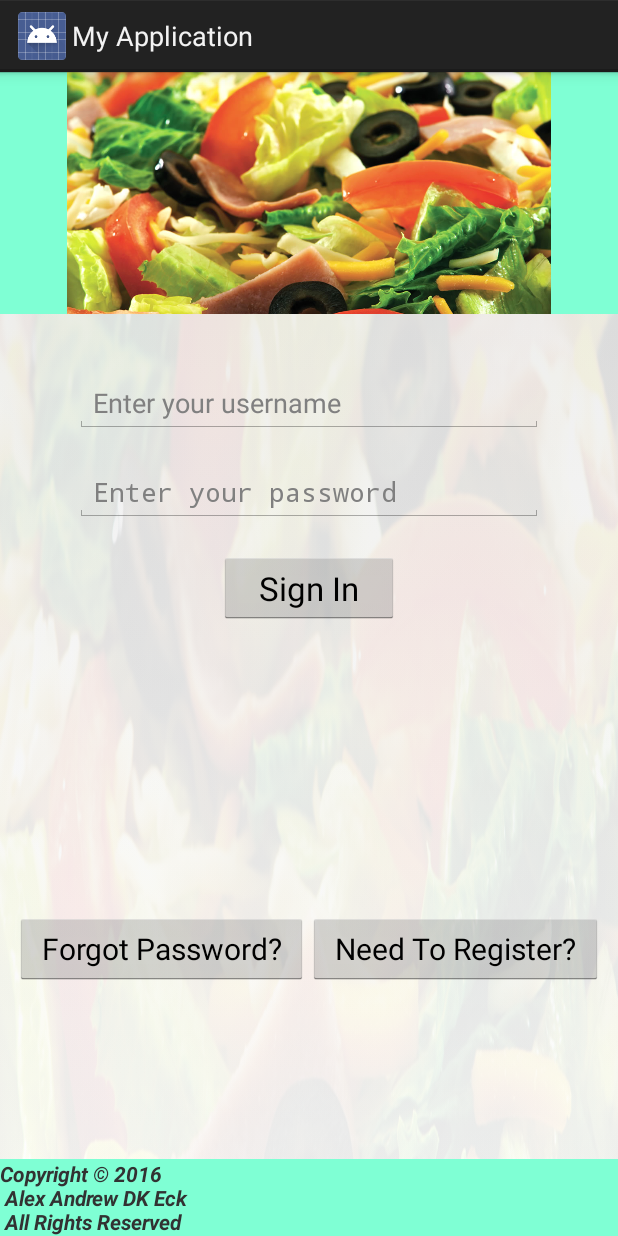
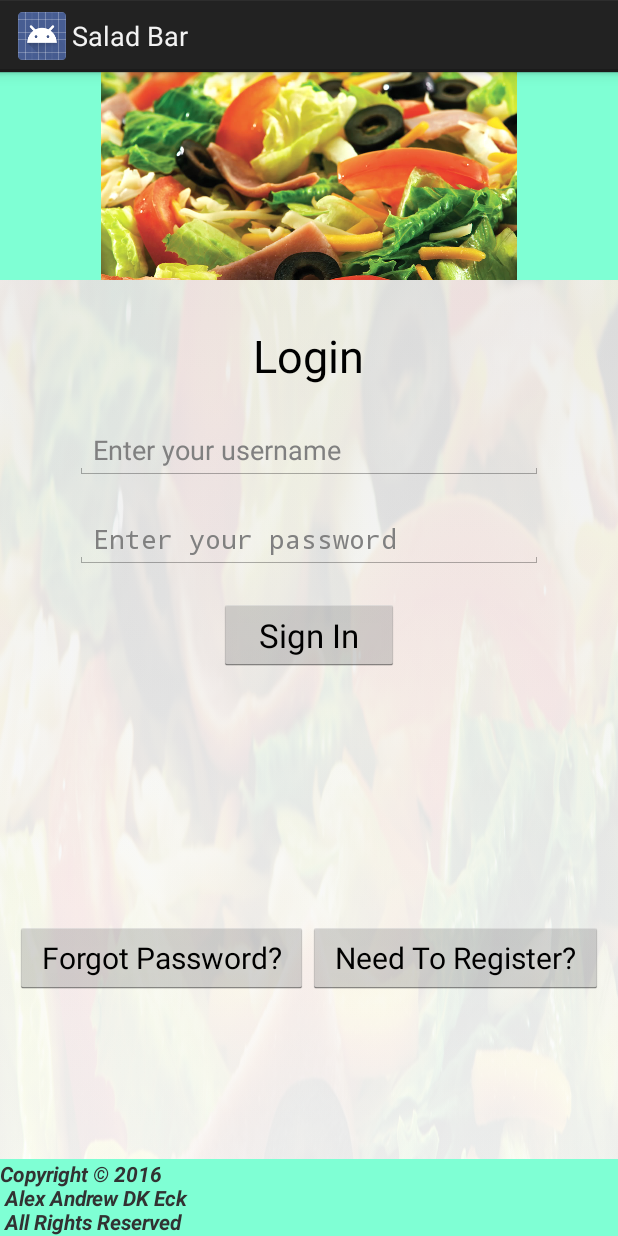
Before and after one commit to dk2823/SemesterProject, an Android app: the screen it shows after launch (MainActivity), on a phone screen of 412 x 824 dp. Run offline under Robolectric (Android 15) with nearby library versions, the phone set to English and light mode, and no system bars.

Commit message:
11/10/16  main page 11:54am

```diff
--- a/app/src/main/res/layout/activity_main.xml
+++ b/app/src/main/res/layout/activity_main.xml
@@ -9,26 +9,16 @@
     <RelativeLayout
         android:id="@+id/header"
         android:layout_width="match_parent"
-        android:layout_height="70dp"
+        android:layout_height="60dp"
         android:layout_weight="2"
-        android:background="@color/background_color"
-        android:orientation="horizontal">
+        android:background="@color/background_color">
+
 
         <ImageView
             android:id="@+id/logo"
             android:layout_width="wrap_content"
             android:layout_height="match_parent"
-            android:layout_alignParentLeft="true"
             android:src="@drawable/salad"/>
-
-        <TextView
-            android:layout_width="wrap_content"
-            android:layout_height="wrap_content"
-            android:layout_gravity="center"
-            android:layout_toEndOf="@id/logo"
-            android:textColor="#000000"
-            android:textSize="35sp"
-            android:text="@string/login_page"/>
 
     </RelativeLayout>
 
@@ -37,12 +27,21 @@
         android:layout_width="match_parent"
         android:layout_height="wrap_content"
         android:orientation="vertical"
-        android:paddingTop="40dp"
+        android:paddingTop="30dp"
         android:layout_weight="4"
         android:layout_marginLeft="50dp"
         android:layout_marginRight="50dp">
 
+        <TextView
+            android:layout_width="wrap_content"
+            android:layout_height="wrap_content"
+            android:layout_gravity="center"
+            android:textColor="#000000"
+            android:textSize="30sp"
+            android:text="@string/login_page"/>
+
         <EditText
+            android:paddingTop="30dp"
             android:id="@+id/username"
             android:layout_width="match_parent"
             android:layout_height="wrap_content"
--- a/app/src/main/res/values/strings.xml
+++ b/app/src/main/res/values/strings.xml
@@ -1,5 +1,5 @@
 <resources>
-    <string name="app_name">My Application</string>
+    <string name="app_name">Salad Bar</string>
     <string name="login_page">Login</string>
     <string name="footer">
         Copyright \u00A9 2016\n
```
